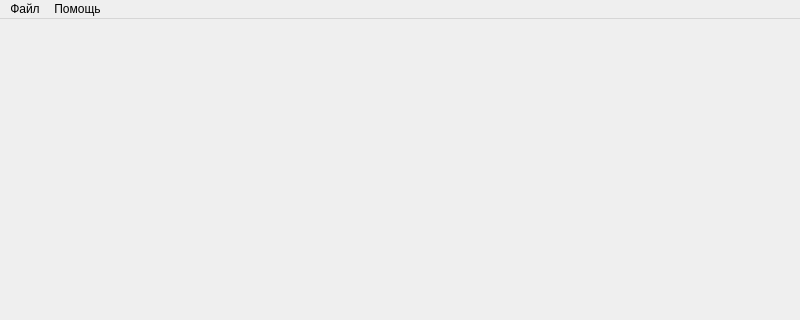
Qt form ui/mainwindow.ui (Llerr/FontCreator) before a commit; both pictures show x 0 to 800 and y 0 to 320 of the 800 by 600 pixel window.
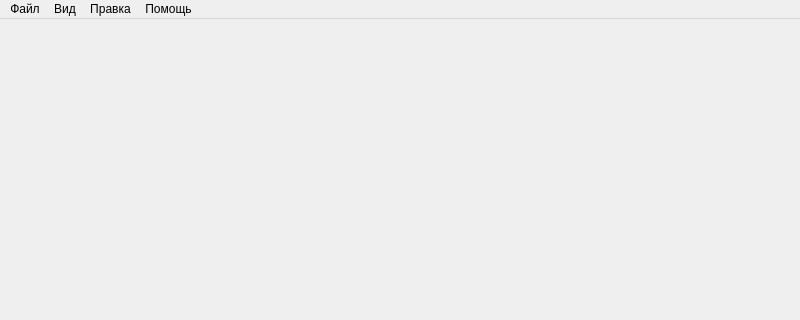
The same form after that commit. Icons and pictures are not drawn.

What changed in the file:
```diff
--- a/ui/mainwindow.ui
+++ b/ui/mainwindow.ui
@@ -40,7 +40,22 @@
     </property>
     <addaction name="actAbout"/>
    </widget>
+   <widget class="QMenu" name="menu">
+    <property name="title">
+     <string>Правка</string>
+    </property>
+    <addaction name="action"/>
+   </widget>
+   <widget class="QMenu" name="menu_2">
+    <property name="title">
+     <string>Вид</string>
+    </property>
+    <addaction name="actFintIn"/>
+    <addaction name="actFontOut"/>
+   </widget>
    <addaction name="file"/>
+   <addaction name="menu_2"/>
+   <addaction name="menu"/>
    <addaction name="help"/>
   </widget>
   <widget class="QStatusBar" name="statusbar"/>
```
Left out of the diff: 26 changed lines with no effect on the pictures.
